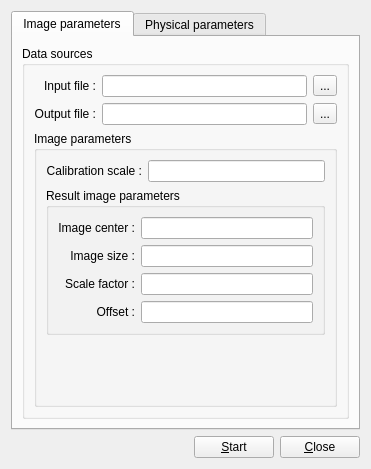
YuriyRusinov/radius, file src/gui/ui/conv_azimuth_widget.ui: the form before one commit.
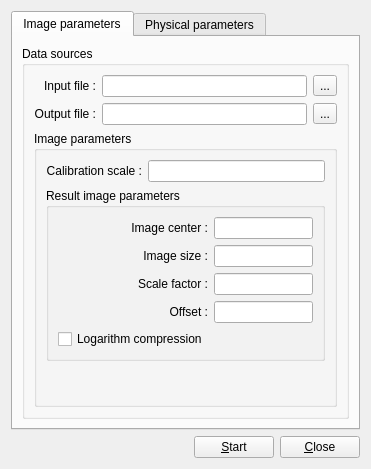
The form after the commit.

Commit message: Logarithm comression.

```diff
--- a/src/gui/ui/conv_azimuth_widget.ui
+++ b/src/gui/ui/conv_azimuth_widget.ui
@@ -138,6 +138,13 @@
                 <item row="3" column="1">
                  <widget class="QLineEdit" name="lEOffset"/>
                 </item>
+                <item row="4" column="0">
+                 <widget class="QCheckBox" name="chLogarithm">
+                  <property name="text">
+                   <string>Logarithm compression</string>
+                  </property>
+                 </widget>
+                </item>
                </layout>
               </widget>
              </item>
```
The commit also changes 4 other files.
